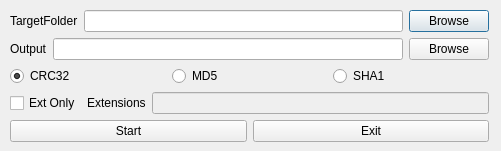
Old version of the form qt4/MainDlg.ui in the repository ppiazi/FilesInfoReader.
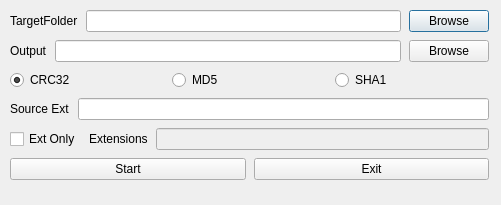
New version of the form.

Commit message: source ext와 search ext를 분리함. source ext : 라인 수를 카운트하는데 확장자로 사용 search ext : 정보를 읽는 대상 확장자로 사용

Diff of the .ui file:
```diff
--- a/qt4/MainDlg.ui
+++ b/qt4/MainDlg.ui
@@ -7,7 +7,7 @@
     <x>0</x>
     <y>0</y>
     <width>501</width>
-    <height>151</height>
+    <height>205</height>
    </rect>
   </property>
   <property name="windowTitle">
@@ -19,10 +19,13 @@
      <x>10</x>
      <y>10</y>
      <width>479</width>
-     <height>141</height>
+     <height>193</height>
     </rect>
    </property>
    <layout class="QVBoxLayout" name="verticalLayout">
+    <property name="spacing">
+     <number>8</number>
+    </property>
     <property name="sizeConstraint">
      <enum>QLayout::SetMaximumSize</enum>
     </property>
@@ -103,6 +106,20 @@
       </item>
      </layout>
     </item>
+    <item>
+     <layout class="QHBoxLayout" name="horizontalLayout">
+      <item>
+       <widget class="QLabel" name="label_4">
+        <property name="text">
+         <string>Source Ext</string>
+        </property>
+       </widget>
+      </item>
+      <item>
+       <widget class="QLineEdit" name="EditSourceExtList"/>
+      </item>
+     </layout>
+    </item>
     <item>
      <layout class="QHBoxLayout" name="LayoutExtOnly">
       <item>
```
The commit also changes 4 other files.
